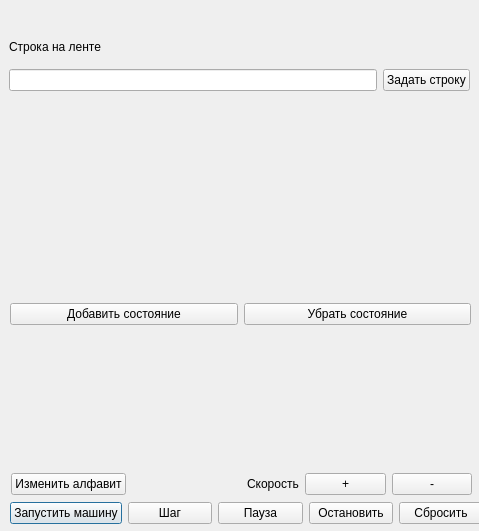
Qt form simulatorwindow.ui (AlS0R0/TuringMachine) before a commit.
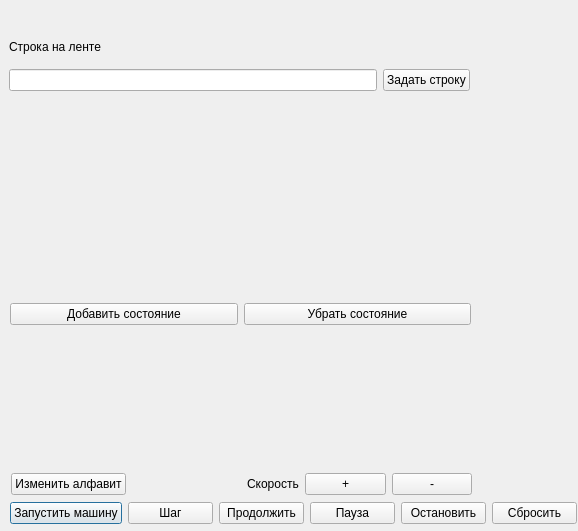
The same form after that commit.

Commit message: Added functional continue button, fixed inc/dec speed buttons

```diff
--- a/simulatorwindow.ui
+++ b/simulatorwindow.ui
@@ -6,7 +6,7 @@
    <rect>
     <x>0</x>
     <y>0</y>
-    <width>479</width>
+    <width>578</width>
     <height>531</height>
    </rect>
   </property>
@@ -18,7 +18,7 @@
     <rect>
      <x>10</x>
      <y>500</y>
-     <width>473</width>
+     <width>567</width>
      <height>27</height>
     </rect>
    </property>
@@ -37,6 +37,13 @@
       </property>
      </widget>
     </item>
+    <item>
+     <widget class="QPushButton" name="ContinueButton">
+      <property name="text">
+       <string>Продолжить</string>
+      </property>
+     </widget>
+    </item>
     <item>
      <widget class="QPushButton" name="PauseMachine">
       <property name="text">
```
The commit also changes 2 other files.
